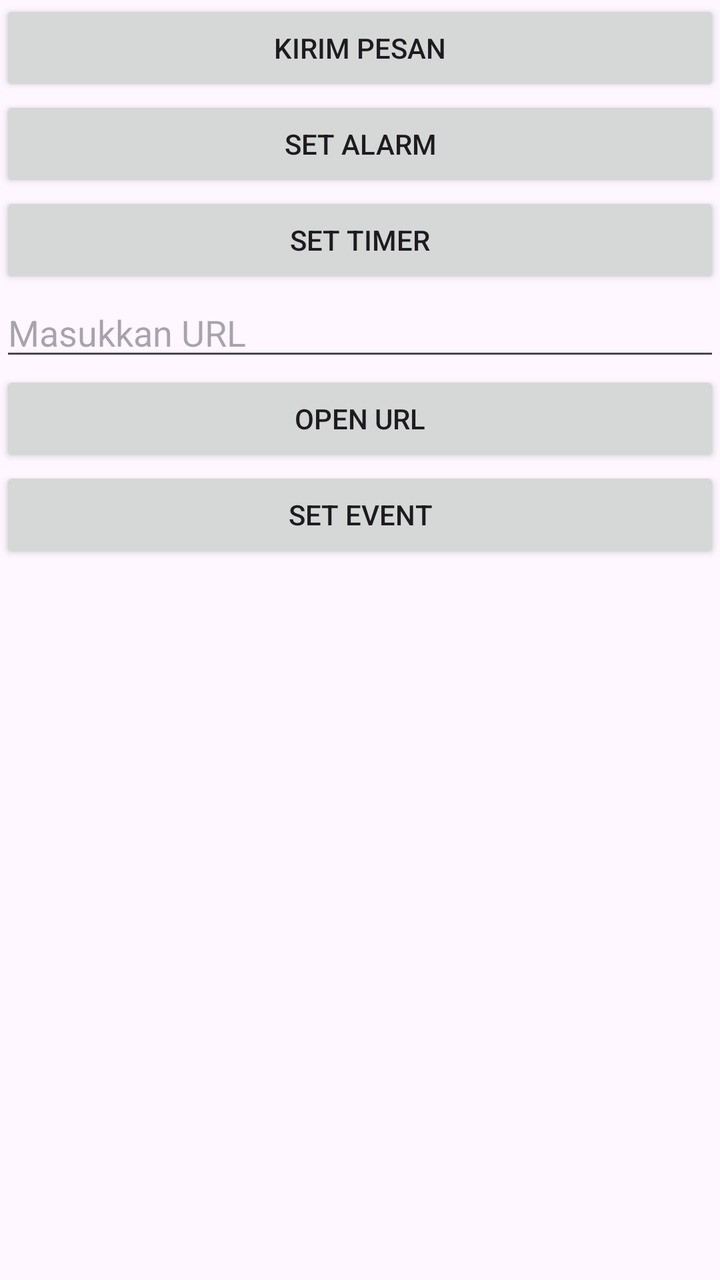
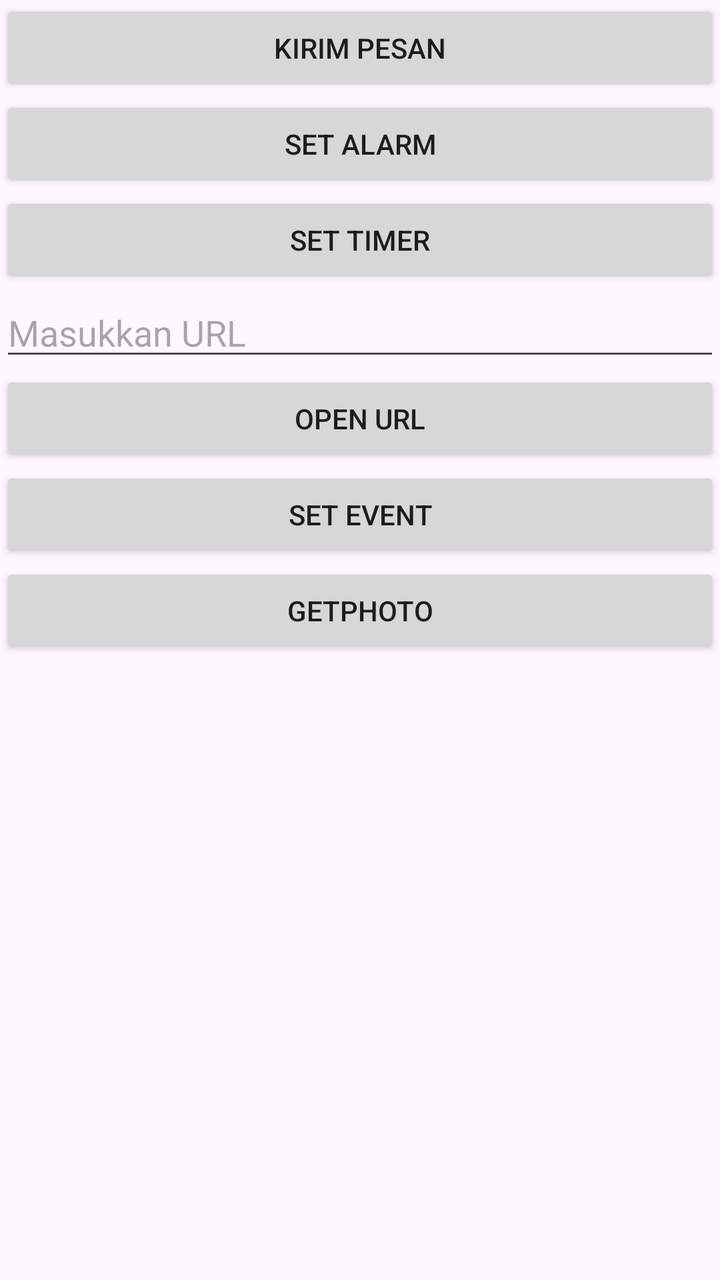

The first picture is an Android layout as it rendered before a commit; the second is the same layout after the commit. The layout source and the unified diff follow.
<!-- AndroidManifest.xml: application theme Theme.ImplisitIntent -->
<!-- res/layout/activity_main.xml -->
<?xml version="1.0" encoding="utf-8"?>
<LinearLayout xmlns:android="http://schemas.android.com/apk/res/android"
    xmlns:app="http://schemas.android.com/apk/res-auto"
    xmlns:tools="http://schemas.android.com/tools"
    android:id="@+id/main"
    android:layout_width="match_parent"
    android:layout_height="match_parent"
    tools:context=".MainActivity"
    android:orientation="vertical"
    android:layout_margin="16dp">

    <Button
        android:layout_width="match_parent"
        android:layout_height="wrap_content"
        android:id="@+id/btnKirimPesan"
        android:text="Kirim Pesan" />

    <Button
        android:layout_width="match_parent"
        android:layout_height="wrap_content"
        android:id="@+id/btnSetAlarm"
        android:text="Set Alarm" />

    <Button
        android:layout_width="match_parent"
        android:layout_height="wrap_content"
        android:id="@+id/btnSetTimer"
        android:text="Set Timer" />

    <EditText
        android:layout_width="match_parent"
        android:layout_height="wrap_content"
        android:id="@+id/etURL"
        android:hint="Masukkan URL" />

    <Button
        android:layout_width="match_parent"
        android:layout_height="wrap_content"
        android:id="@+id/btnOpenURL"
        android:text="Open URL" />

    <Button
        android:layout_width="match_parent"
        android:layout_height="wrap_content"
        android:id="@+id/btnSetEvent"
        android:text="Set Event" />

</LinearLayout>
<!-- resources referenced by this layout -->
<resources>
  <style name="Theme.ImplisitIntent" parent="Base.Theme.ImplisitIntent" />
  <style name="Base.Theme.ImplisitIntent" parent="Theme.Material3.DayNight.NoActionBar">
          
          
      </style>
</resources>

<!-- the commit's change to res/layout/activity_main.xml (unified diff, before → after) -->
@@ -45,4 +45,18 @@
         android:id="@+id/btnSetEvent"
         android:text="Set Event" />
 
+    <Button
+        android:layout_width="match_parent"
+        android:layout_height="wrap_content"
+        android:id="@+id/btnGetPhoto"
+        android:text="GetPhoto" />
+
+    <ImageView
+        android:layout_width="match_parent"
+        android:layout_height="wrap_content"
+        android:id="@+id/ivHasil" />
+
+
+
+
 </LinearLayout>
